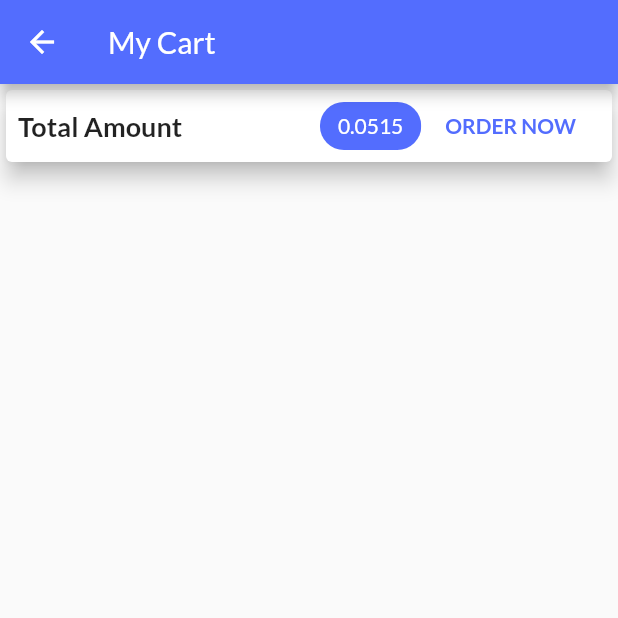
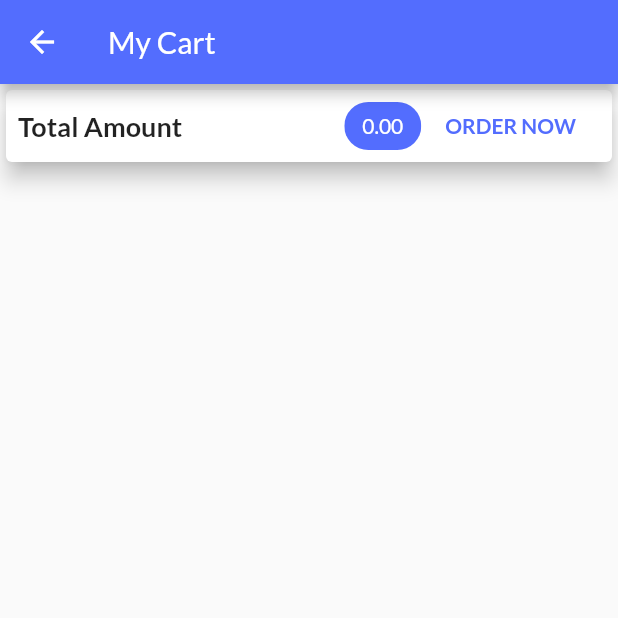
Before and after one commit to poolGolez/palit, a Flutter app: the CartScreen screen opened by its route, on a phone screen of 412 x 824 dp, the top half of it. Run offline on Flutter 3.47's test engine with Material 2 defaults, Android fonts, the phone set to English and light mode, and no system bars; network calls fail.

Commit message:
Compute total amount for cart

```diff
--- a/lib/providers/cart.dart
+++ b/lib/providers/cart.dart
@@ -5,6 +5,8 @@ import './product.dart';
 class CartItem {
   final Product product;
   int quantity;
+
+  double get extendedPrice => product.price * quantity;
 
   CartItem(@required this.product, {this.quantity = 1});
 }
@@ -14,6 +16,11 @@ class Cart with ChangeNotifier {
 
   int get count {
     return _items.length;
+  }
+
+  double get totalAmount {
+    return _items.values
+        .fold(0.0, (amount, cartItem) => amount + cartItem.extendedPrice);
   }
 
   void addItem(Product product) {
--- a/lib/screens/cart_screen.dart
+++ b/lib/screens/cart_screen.dart
@@ -1,4 +1,6 @@
 import 'package:flutter/material.dart';
+import 'package:palit/providers/cart.dart';
+import 'package:provider/provider.dart';
 
 class CartScreen extends StatelessWidget {
   static const ROUTE_NAME = '/cart';
@@ -22,12 +24,14 @@ class CartScreen extends StatelessWidget {
                         fontWeight: FontWeight.bold,
                       )),
                   Spacer(),
-                  Chip(
-                    label: Text(
-                      '0.0515',
-                      style: TextStyle(color: Colors.white),
+                  Consumer<Cart>(
+                    builder: (BuildContext context, Cart cart, _) => Chip(
+                      label: Text(
+                        cart.totalAmount.toStringAsFixed(2),
+                        style: TextStyle(color: Colors.white),
+                      ),
+                      backgroundColor: Theme.of(context).primaryColor,
                     ),
-                    backgroundColor: Theme.of(context).primaryColor,
                   ),
                   FlatButton(
                       onPressed: () {},
```
